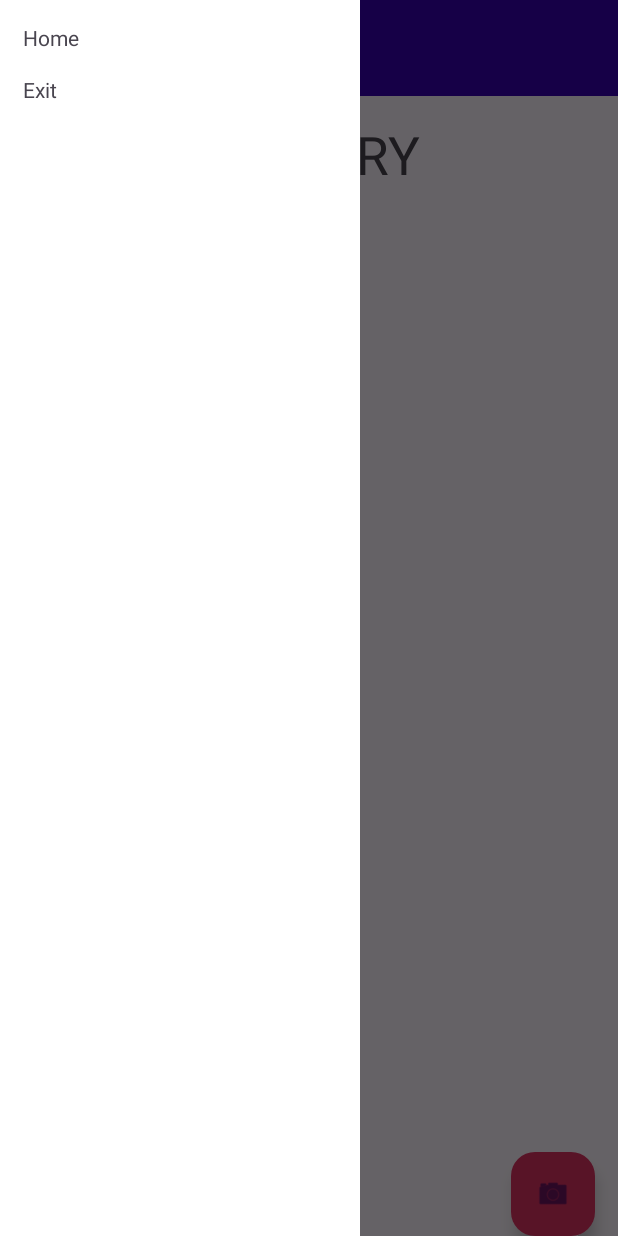
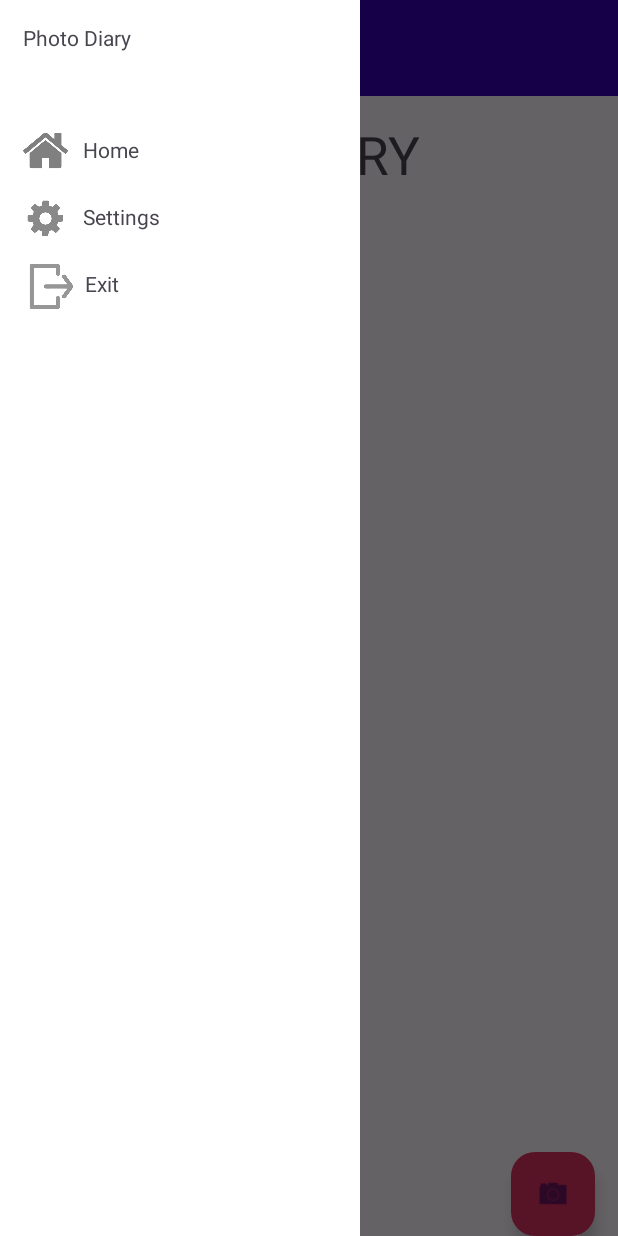
Before and after one commit to doniandrian/TUBES1-MOBDEV, an Android app: the screen it shows after launch (MainActivity), with the side drawer open, on a phone screen of 412 x 824 dp. Run offline under Robolectric (Android 15) with nearby library versions, the phone set to English and light mode, and no system bars.

Commit message:
layout settings dan drawer

```diff
--- a/TUBES/app/src/main/res/layout/fragment_left.xml
+++ b/TUBES/app/src/main/res/layout/fragment_left.xml
@@ -2,21 +2,78 @@
 <FrameLayout xmlns:android="http://schemas.android.com/apk/res/android"
     android:layout_width="match_parent"
     android:layout_height="match_parent"
-    android:background="@android:color/white">
+    android:background="@android:color/white"
+    >
 
     <RelativeLayout
         android:layout_width="match_parent"
         android:layout_height="match_parent"
         android:padding="15dp"
-        android:layout_marginBottom="15dp">
+        android:layout_marginBottom="15dp"
+        >
 
         <TextView
+            android:id="@+id/namaAplikasi"
             android:layout_width="wrap_content"
             android:layout_height="wrap_content"
+            android:text="Photo Diary"
+            android:background="@android:color/white"
+            android:layout_marginBottom="15dp"
+            />
+
+
+        <ImageView
+            android:id="@+id/home_icon"
+            android:layout_width="30dp"
+            android:layout_height="30dp"
+            android:src="@drawable/home_icon"
+            android:layout_marginTop="70dp"
+            android:layout_marginBottom="10dp"
+
+            />
+        <TextView
             android:id="@+id/text_home"
+            android:layout_width="wrap_content"
+            android:layout_height="wrap_content"
             android:text="Home"
             android:background="@android:color/white"
-            android:layout_marginBottom="15dp"/>
+            android:layout_marginBottom="25dp"
+            android:layout_marginTop="40dp"
+            android:layout_marginStart="40dp"
+            android:layout_below="@+id/namaAplikasi"
+
+            />
+
+        <ImageView
+            android:id="@+id/settings_icon"
+            android:layout_width="30dp"
+            android:layout_height="30dp"
+            android:src="@drawable/settings_icon"
+            android:layout_marginTop="5dp"
+            android:layout_below="@+id/home_icon"
+            android:layout_marginBottom="10dp"
+            />
+
+        <TextView
+            android:id="@+id/text_settings"
+            android:layout_width="wrap_content"
+            android:layout_height="wrap_content"
+            android:text="Settings"
+            android:background="@android:color/white"
+            android:layout_marginBottom="25dp"
+            android:layout_below="@+id/text_home"
+            android:layout_marginLeft="40dp"
+            />
+
+        <ImageView
+            android:id="@+id/exit_icon"
+            android:layout_width="30dp"
+            android:layout_height="30dp"
+            android:src="@drawable/exit_icon"
+            android:layout_marginTop="5dp"
+            android:layout_marginStart="4dp"
+            android:layout_below="@+id/settings_icon"
+            />
 
         <TextView
             android:layout_width="wrap_content"
@@ -24,7 +81,9 @@
             android:id="@+id/text_exit"
             android:text="Exit"
             android:background="@color/white"
-            android:layout_below="@id/text_home"/>
+            android:layout_below="@id/text_settings"
+            android:layout_marginStart="41dp"
+            />
 
     </RelativeLayout>
 
--- a/TUBES/app/src/main/res/values/colors.xml
+++ b/TUBES/app/src/main/res/values/colors.xml
@@ -11,5 +11,7 @@
     <color name="pink">#DE3163</color>
     <color name="yellow_94">#f6de94</color>
     <color name="light_blue">#aecbfa</color>
-
+    <color name="light_blue_e5">#34c3e5</color>
+    <color name="gray_ef">#7Fefefef</color>
+    <color name="transparent">#00000000</color>
 </resources>
--- a/TUBES/app/src/main/res/values/strings.xml
+++ b/TUBES/app/src/main/res/values/strings.xml
@@ -2,4 +2,5 @@
     <string name="app_name">TUBES</string>
     <string name="openDrawer">Open</string>
     <string name="closeDrawer">Close</string>
+    <string name="fontSize">Font Size</string>
 </resources>
```
Also changed, not shown: TUBES/app/src/main/res/layout/about_content.xml (added, +64 -0 lines), TUBES/app/src/main/res/layout/item_list_photo.xml (deleted, +0 -13 lines), TUBES/app/src/main/res/layout/list_item_font_size.xml (added, +42 -0 lines), TUBES/app/src/main/res/layout/settings.xml (+94 -26 lines), TUBES/app/src/main/res/drawable/about_icon.png (added), TUBES/app/src/main/res/drawable/arrow_left_icon.png (added), TUBES/app/src/main/res/drawable/arrow_left_white_icon.png (added), TUBES/app/src/main/res/drawable/background_icon.png (added), TUBES/app/src/main/res/drawable/exit_icon.png (added), TUBES/app/src/main/res/drawable/font_size_icon.png, TUBES/app/src/main/res/drawable/home_icon.png (added), TUBES/app/src/main/res/drawable/settings_icon.png (added).
